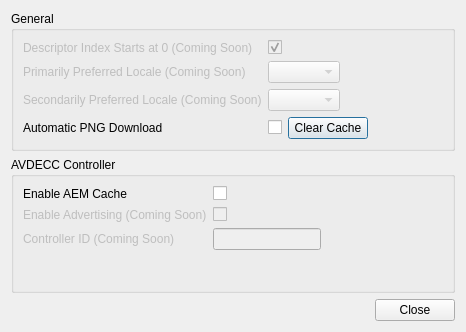
christophe-calmejane/Hive, file src/settingsDialog.ui: the form before one commit.
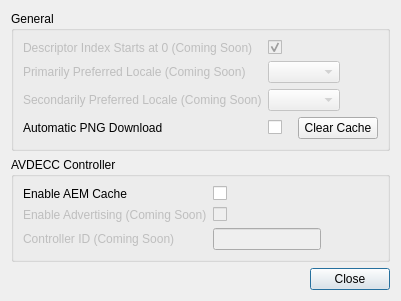
The form after the commit.

```diff
--- a/src/settingsDialog.ui
+++ b/src/settingsDialog.ui
@@ -6,10 +6,22 @@
    <rect>
     <x>0</x>
     <y>0</y>
-    <width>466</width>
-    <height>332</height>
+    <width>360</width>
+    <height>273</height>
    </rect>
   </property>
+  <property name="sizePolicy">
+   <sizepolicy hsizetype="Fixed" vsizetype="Fixed">
+    <horstretch>0</horstretch>
+    <verstretch>0</verstretch>
+   </sizepolicy>
+  </property>
+  <property name="maximumSize">
+   <size>
+    <width>16777215</width>
+    <height>16777215</height>
+   </size>
+  </property>
   <property name="windowTitle">
    <string>Dialog</string>
   </property>
@@ -87,7 +99,7 @@
       <item row="3" column="1">
        <layout class="QHBoxLayout" name="horizontalLayout">
         <property name="spacing">
-         <number>-1</number>
+         <number>16</number>
         </property>
         <item>
          <widget class="QCheckBox" name="automaticPNGDownloadCheckBox"/>
@@ -97,6 +109,9 @@
           <property name="text">
            <string>Clear Cache</string>
           </property>
+          <property name="autoDefault">
+           <bool>false</bool>
+          </property>
          </widget>
         </item>
        </layout>
@@ -114,10 +129,10 @@
        <enum>QFormLayout::FieldsStayAtSizeHint</enum>
       </property>
       <property name="horizontalSpacing">
-       <number>-1</number>
+       <number>6</number>
       </property>
       <property name="verticalSpacing">
-       <number>-1</number>
+       <number>6</number>
       </property>
       <item row="0" column="0">
        <widget class="QLabel" name="enableAEMCacheLabel">
```
